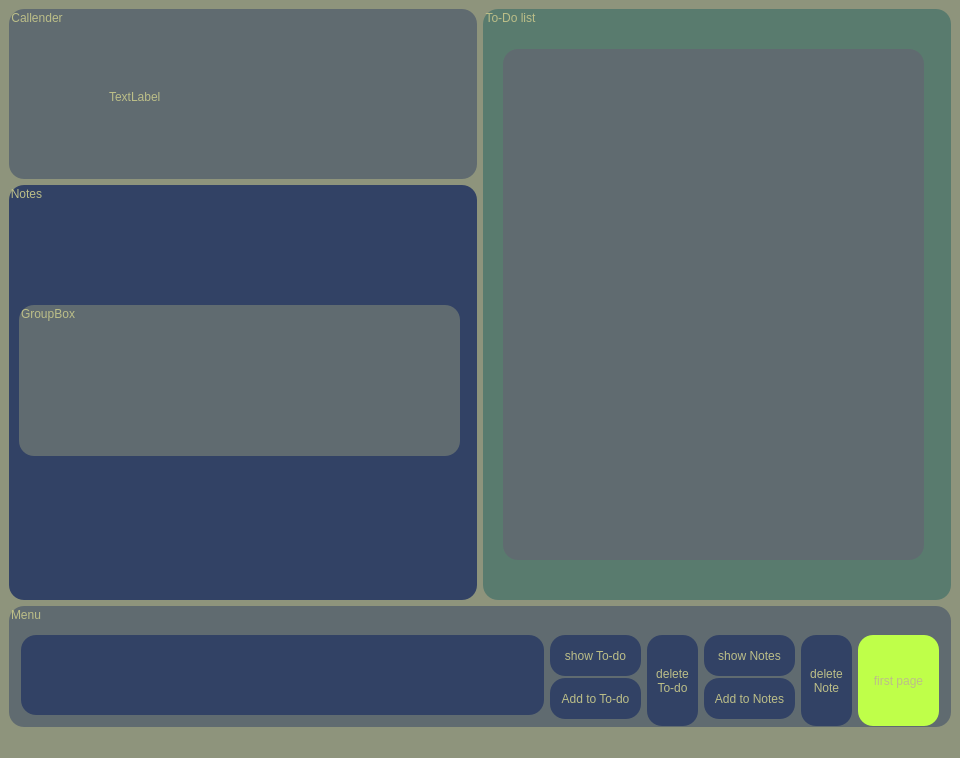
This is AgileAgenda/plannerpage.ui in AmirHossienAfshar/AgileAgenda as Qt 5 draws it before an edit. The edited form follows.
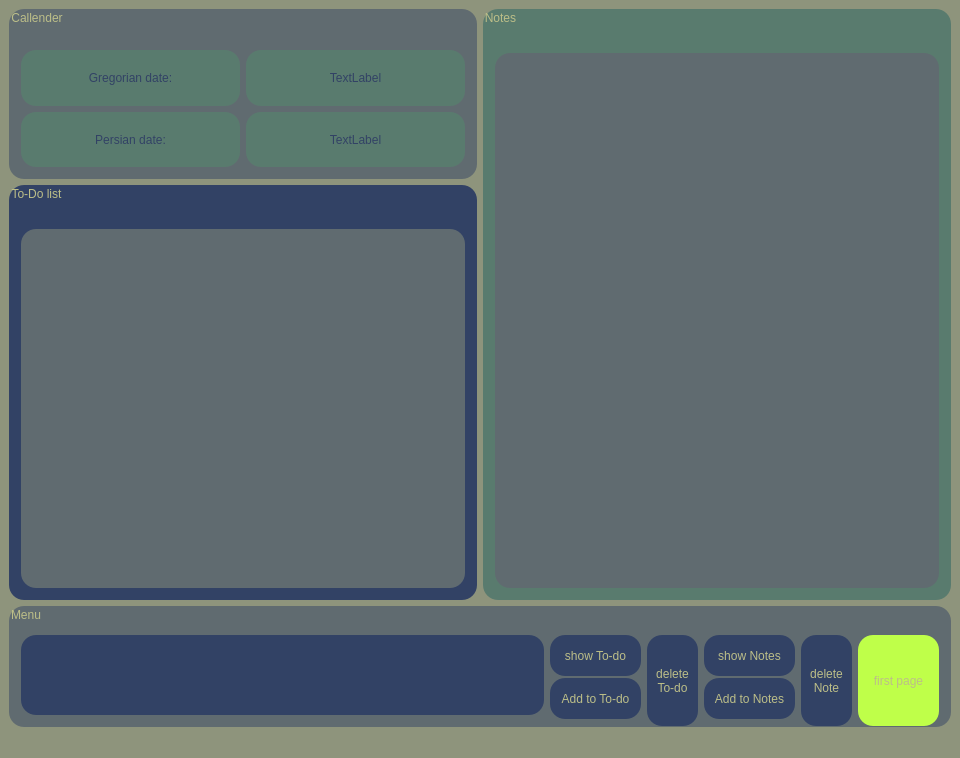
This is the edited form.

Commit message: new lable persian calendar added to planner page.

The edit to the form file:
```diff
--- a/AgileAgenda/plannerpage.ui
+++ b/AgileAgenda/plannerpage.ui
@@ -24,7 +24,7 @@
       <property name="minimumSize">
        <size>
         <width>451</width>
-        <height>91</height>
+        <height>170</height>
        </size>
       </property>
       <property name="maximumSize">
@@ -42,19 +42,92 @@
       <property name="title">
        <string>Callender</string>
       </property>
-      <widget class="QLabel" name="label">
-       <property name="geometry">
-        <rect>
-         <x>100</x>
-         <y>80</y>
-         <width>221</width>
-         <height>16</height>
-        </rect>
-       </property>
-       <property name="text">
-        <string>TextLabel</string>
-       </property>
-      </widget>
+      <layout class="QGridLayout" name="gridLayout_3">
+       <item row="1" column="1">
+        <widget class="QLabel" name="label">
+         <property name="styleSheet">
+          <string notr="true">border-radius: 15px;
+background-color: rgb(89, 123, 110);
+font: 900 16pt &quot;Maven Pro&quot;;
+color:  rgb(50, 66, 101);
+</string>
+         </property>
+         <property name="text">
+          <string>TextLabel</string>
+         </property>
+         <property name="alignment">
+          <set>Qt::AlignCenter</set>
+         </property>
+        </widget>
+       </item>
+       <item row="2" column="1">
+        <widget class="QLabel" name="label_2">
+         <property name="styleSheet">
+          <string notr="true">border-radius: 15px;
+background-color: rgb(89, 123, 110);
+font: 900 16pt &quot;Maven Pro&quot;;
+color:  rgb(50, 66, 101);
+</string>
+         </property>
+         <property name="text">
+          <string>TextLabel</string>
+         </property>
+         <property name="alignment">
+          <set>Qt::AlignCenter</set>
+         </property>
+        </widget>
+       </item>
+       <item row="2" column="0">
+        <widget class="QLabel" name="label_4">
+         <property name="styleSheet">
+          <string notr="true">border-radius: 15px;
+background-color: rgb(89, 123, 110);
+font: 900 16pt &quot;Maven Pro&quot;;
+color:  rgb(50, 66, 101);
+</string>
+         </property>
+         <property name="text">
+          <string>Persian date:</string>
+         </property>
+         <property name="alignment">
+          <set>Qt::AlignCenter</set>
+         </property>
+        </widget>
+       </item>
+       <item row="1" column="0">
+        <widget class="QLabel" name="label_3">
+         <property name="styleSheet">
+          <string notr="true">border-radius: 15px;
+background-color: rgb(89, 123, 110);
+font: 900 16pt &quot;Maven Pro&quot;;
+color:  rgb(50, 66, 101);
+</string>
+         </property>
+         <property name="text">
+          <string>Gregorian date:</string>
+         </property>
+         <property name="alignment">
+          <set>Qt::AlignCenter</set>
+         </property>
+        </widget>
+       </item>
+       <item row="0" column="0">
+        <spacer name="verticalSpacer">
+         <property name="orientation">
+          <enum>Qt::Vertical</enum>
+         </property>
+         <property name="sizeType">
+          <enum>QSizePolicy::Fixed</enum>
+         </property>
+         <property name="sizeHint" stdset="0">
+          <size>
+           <width>20</width>
+           <height>12</height>
+          </size>
+         </property>
+        </spacer>
+       </item>
+      </layout>
      </widget>
     </item>
     <item row="0" column="1" rowspan="2">
@@ -72,23 +145,35 @@
 color: rgb(188, 190, 136);</string>
       </property>
       <property name="title">
-       <string>To-Do list</string>
+       <string>Notes</string>
       </property>
-      <widget class="QTableView" name="tableView">
-       <property name="geometry">
-        <rect>
-         <x>20</x>
-         <y>40</y>
-         <width>421</width>
-         <height>511</height>
-        </rect>
-       </property>
-       <property name="styleSheet">
-        <string notr="true">background-color: rgb(96, 107, 112);
+      <layout class="QGridLayout" name="gridLayout_4">
+       <item row="1" column="0">
+        <widget class="QTableView" name="tableView">
+         <property name="styleSheet">
+          <string notr="true">background-color: rgb(96, 107, 112);
 color: rgb(8, 8, 8);
 </string>
-       </property>
-      </widget>
+         </property>
+        </widget>
+       </item>
+       <item row="0" column="0">
+        <spacer name="verticalSpacer_2">
+         <property name="orientation">
+          <enum>Qt::Vertical</enum>
+         </property>
+         <property name="sizeType">
+          <enum>QSizePolicy::Fixed</enum>
+         </property>
+         <property name="sizeHint" stdset="0">
+          <size>
+           <width>20</width>
+           <height>15</height>
+          </size>
+         </property>
+        </spacer>
+       </item>
+      </layout>
      </widget>
     </item>
     <item row="1" column="0">
@@ -106,37 +191,35 @@
 color: rgb(188, 190, 136);</string>
       </property>
       <property name="title">
-       <string>Notes</string>
+       <string>To-Do list</string>
       </property>
-      <widget class="QGroupBox" name="groupBox_5">
-       <property name="geometry">
-        <rect>
-         <x>10</x>
-         <y>120</y>
-         <width>441</width>
-         <height>151</height>
-        </rect>
-       </property>
-       <property name="minimumSize">
-        <size>
-         <width>441</width>
-         <height>151</height>
-        </size>
-       </property>
-       <property name="maximumSize">
-        <size>
-         <width>900</width>
-         <height>151</height>
-        </size>
-       </property>
-       <property name="styleSheet">
-        <string notr="true">background-color: rgb(96, 107, 112);
+      <layout class="QGridLayout" name="gridLayout_5">
+       <item row="1" column="0">
+        <widget class="QTableView" name="tableView_2">
+         <property name="styleSheet">
+          <string notr="true">background-color: rgb(96, 107, 112);
+color: rgb(8, 8, 8);
 </string>
-       </property>
-       <property name="title">
-        <string>GroupBox</string>
-       </property>
-      </widget>
+         </property>
+        </widget>
+       </item>
+       <item row="0" column="0">
+        <spacer name="verticalSpacer_3">
+         <property name="orientation">
+          <enum>Qt::Vertical</enum>
+         </property>
+         <property name="sizeType">
+          <enum>QSizePolicy::Fixed</enum>
+         </property>
+         <property name="sizeHint" stdset="0">
+          <size>
+           <width>20</width>
+           <height>15</height>
+          </size>
+         </property>
+        </spacer>
+       </item>
+      </layout>
      </widget>
     </item>
     <item row="2" column="0" colspan="2">
```
The commit also changes 9 other files.
